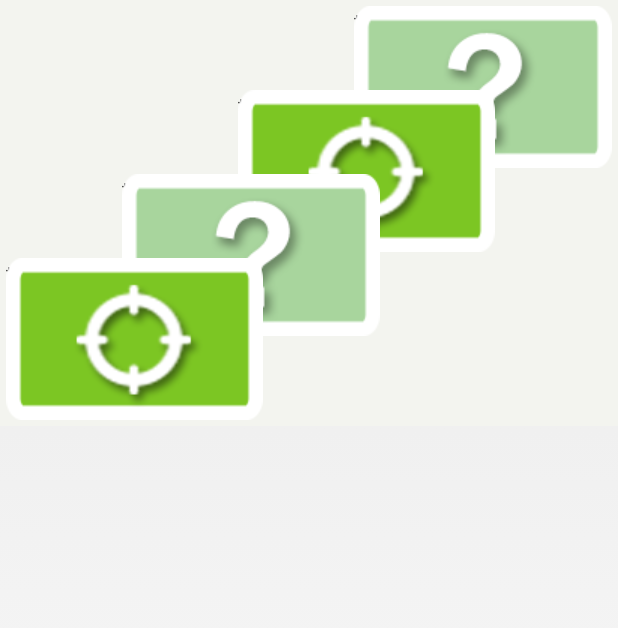
After one commit to seaver-choy/DLSUCampusTour, an Android app: the SampleStack screen opened directly, with no data from a screen before it, on a phone screen of 412 x 824 dp. The commit adds this screen. Shown: the top 628 px of the screen. Run offline under Robolectric (Android 15) with nearby library versions, the phone set to English and light mode, and no system bars.

Commit message:
Sample stack view added(to be used for 'View details' )
Click the help button on the main menu to view the sample

```diff
--- a/ImageTargetsNative-4-2-31/app/src/main/java/com/qualcomm/QCARSamples/ImageTargets/ImageTargets.java
+++ b/ImageTargetsNative-4-2-31/app/src/main/java/com/qualcomm/QCARSamples/ImageTargets/ImageTargets.java
@@ -888,6 +888,7 @@ public class ImageTargets extends Activity implements SampleAppMenuInterface
             @Override
             public void onClick(View v) {
 
+
                 //listbutton.setVisibility(View.GONE);
             }
         });
--- /dev/null
+++ b/ImageTargetsNative-4-2-31/app/src/main/java/com/qualcomm/QCARSamples/ImageTargets/SampleStack.java
@@ -0,0 +1,77 @@
+package com.qualcomm.QCARSamples.ImageTargets;
+
+import android.annotation.SuppressLint;
+import android.app.Activity;
+import android.content.Context;
+import android.graphics.drawable.Drawable;
+import android.os.Bundle;
+import android.view.LayoutInflater;
+import android.view.View;
+import android.view.ViewGroup;
+import android.widget.*;
+
+import com.qualcomm.QCARSamples.ImageTargets.R;
+
+import java.util.ArrayList;
+
+public class SampleStack extends Activity {
+    StackView sv;
+    @SuppressLint("NewApi")
+    @Override
+
+    public void onCreate(Bundle savedInstanceState)
+    {
+        super.onCreate(savedInstanceState);
+        setContentView(R.layout.activity_sample_stack);
+        StackView stk = (StackView)this.findViewById(R.id.stackView);
+        ArrayList<StackItem> items = new ArrayList<StackItem>();
+        items.add(new StackItem("text1", this.getResources().getDrawable(R.drawable.menulocations )));
+        items.add(new StackItem("text2", this.getResources().getDrawable(R.drawable.menuhelp)));
+        items.add(new StackItem("text3", this.getResources().getDrawable(R.drawable.menulocations)));
+        items.add(new StackItem("text4", this.getResources().getDrawable(R.drawable.menuhelp)));
+        items.add(new StackItem("text5", this.getResources().getDrawable(R.drawable.menulocations)));
+        items.add(new StackItem("text6", this.getResources().getDrawable(R.drawable.menuhelp)));
+        items.add(new StackItem("text7", this.getResources().getDrawable(R.drawable.menulocations)));
+        items.add(new StackItem("text8", this.getResources().getDrawable(R.drawable.menuhelp)));
+        items.add(new StackItem("text9", this.getResources().getDrawable(R.drawable.menulocations)));
+        AdapterStack adapt = new AdapterStack(this, R.layout.activity_sample_stack, items);
+        stk.setAdapter(adapt);
+    }
+    public class StackItem {
+        public String itemText;
+        public Drawable itemPhoto;
+        public StackItem(String text,Drawable photo)
+        {
+            this.itemPhoto = photo;
+            this.itemText = text;
+        }
+    }
+    public class AdapterStack extends ArrayAdapter<StackItem> {
+        private ArrayList<StackItem> items;
+        private Context ctx;
+        public AdapterStack(Context context, int textViewResourceId,
+                            ArrayList<StackItem> objects) {
+            super(context, textViewResourceId, objects);
+            this.items = objects;
+            this.ctx = context;
+        }
+        @Override
+        public View getView(int position, View convertView, ViewGroup parent) {
+            View v = convertView;
+            if (v == null) {
+                LayoutInflater vi = (LayoutInflater)ctx.getSystemService(Context.LAYOUT_INFLATER_SERVICE);
+                v = vi.inflate(R.layout.item, null);
+            }
+            StackItem m = items.get(position);
+            if (m != null) {
+                TextView text = (TextView) v.findViewById(R.id.textview);
+                ImageView img = (ImageView)v.findViewById(R.id.imagteview);
+                if (text != null) {
+                    text.setText(m.itemText);
+                    img.setImageDrawable(m.itemPhoto);
+                }
+            }
+            return v;
+        }
+    }
+}
--- /dev/null
+++ b/ImageTargetsNative-4-2-31/app/src/main/res/layout/activity_sample_stack.xml
@@ -0,0 +1,17 @@
+
+<FrameLayout xmlns:android="http://schemas.android.com/apk/res/android"
+    android:layout_width="fill_parent"
+    android:layout_height="fill_parent" >
+
+    <StackView
+        android:id="@+id/stackView"
+        android:layout_width="match_parent"
+        android:layout_height="284dp"
+        android:animateLayoutChanges="true"
+        android:background="#fff3f4ef"
+
+        >
+
+    </StackView>
+
+</FrameLayout>
--- /dev/null
+++ b/ImageTargetsNative-4-2-31/app/src/main/res/layout/activity_view_details.xml
@@ -0,0 +1,5 @@
+<fragment xmlns:android="http://schemas.android.com/apk/res/android"
+    xmlns:tools="http://schemas.android.com/tools" android:id="@+id/fragment"
+    android:name="com.qualcomm.QCARSamples.ImageTargets.ViewDetailsFragment"
+    tools:layout="@layout/fragment_view_details" android:layout_width="match_parent"
+    android:layout_height="match_parent" />
--- /dev/null
+++ b/ImageTargetsNative-4-2-31/app/src/main/res/layout/item.xml
@@ -0,0 +1,17 @@
+<?xml version="1.0" encoding="utf-8"?>
+<FrameLayout xmlns:android="http://schemas.android.com/apk/res/android"
+    android:layout_width="fill_parent"
+    android:layout_height="fill_parent" >
+    <TextView
+        android:layout_height="wrap_content"
+        android:layout_width="wrap_content"
+        android:id="@+id/textview">
+    </TextView>
+
+    <ImageView
+        android:layout_height="wrap_content"
+        android:layout_width="wrap_content"
+        android:id="@+id/imagteview">
+    </ImageView>
+
+</FrameLayout>
--- /dev/null
+++ b/ImageTargetsNative-4-2-31/app/src/main/res/menu/menu_sample_stack.xml
@@ -0,0 +1,6 @@
+<menu xmlns:android="http://schemas.android.com/apk/res/android"
+    xmlns:tools="http://schemas.android.com/tools"
+    tools:context="com.qualcomm.QCARSamples.ImageTargets.SampleStack">
+    <item android:id="@+id/action_settings" android:title="@string/action_settings"
+        android:orderInCategory="100" android:showAsAction="never" />
+</menu>
--- a/ImageTargetsNative-4-2-31/app/src/main/res/values/strings.xml
+++ b/ImageTargetsNative-4-2-31/app/src/main/res/values/strings.xml
@@ -39,5 +39,7 @@
 
     <string name="hello_world">Hello world!</string>
     <string name="action_settings">Settings</string>
+    <string name="title_activity_view_details">ViewDetails</string>
+    <string name="title_activity_sample_stack">SampleStack</string>
 
 </resources>
```
Also changed, not shown: ImageTargetsNative-4-2-31/app/src/main/AndroidManifest.xml (+6 -5 lines), ImageTargetsNative-4-2-31/app/src/main/java/com/qualcomm/QCARSamples/ImageTargets/ActivitySplashScreen.java (+9 -0 lines), ImageTargetsNative-4-2-31/app/src/main/java/com/qualcomm/QCARSamples/ImageTargets/MainMenu.java (deleted, +0 -62 lines), ImageTargetsNative-4-2-31/app/src/main/java/com/qualcomm/QCARSamples/ImageTargets/StackItem.java (added, +18 -0 lines), ImageTargetsNative-4-2-31/app/src/main/res/layout/activity_main_menu.xml (deleted, +0 -20 lines), 35 other files.
